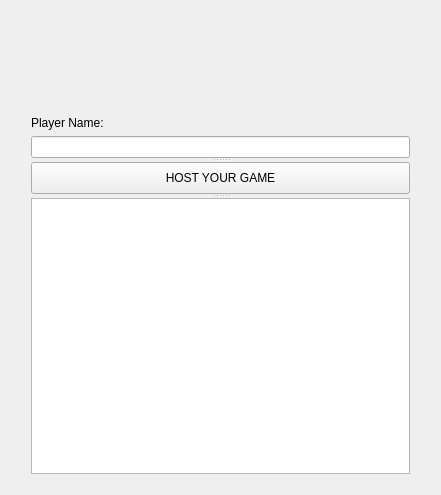
Above: task4/ui/client.ui from JsJustS/22202-ROZHKOV-NETWORK before the change. Below: the same form after it.
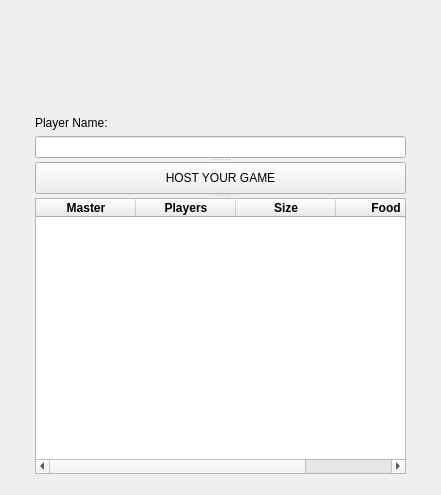
That is the form after the change. Icons and pictures are not drawn.

What changed in the file:
```diff
--- a/task4/ui/client.ui
+++ b/task4/ui/client.ui
@@ -67,7 +67,7 @@
      <property name="orientation">
       <enum>Qt::Vertical</enum>
      </property>
-     <widget class="QWidget" name="">
+     <widget class="QWidget" name="layoutWidget">
       <layout class="QVBoxLayout" name="verticalLayout_2">
        <item>
         <widget class="QLabel" name="gameLabel">
@@ -131,7 +131,69 @@
        <string>HOST YOUR GAME</string>
       </property>
      </widget>
-     <widget class="QTableWidget" name="avaliableGamesTable"/>
+     <widget class="QTableWidget" name="avaliableGamesTable">
+      <property name="maximumSize">
+       <size>
+        <width>371</width>
+        <height>16777215</height>
+       </size>
+      </property>
+      <property name="sizeAdjustPolicy">
+       <enum>QAbstractScrollArea::AdjustIgnored</enum>
+      </property>
+      <property name="editTriggers">
+       <set>QAbstractItemView::NoEditTriggers</set>
+      </property>
+      <property name="columnCount">
+       <number>4</number>
+      </property>
+      <attribute name="horizontalHeaderMinimumSectionSize">
+       <number>4</number>
+      </attribute>
+      <attribute name="verticalHeaderVisible">
+       <bool>false</bool>
+      </attribute>
+      <column>
+       <property name="text">
+        <string>Master</string>
+       </property>
+       <property name="font">
+        <font>
+         <bold>true</bold>
+        </font>
+       </property>
+      </column>
+      <column>
+       <property name="text">
+        <string>Players</string>
+       </property>
+       <property name="font">
+        <font>
+         <bold>true</bold>
+        </font>
+       </property>
+      </column>
+      <column>
+       <property name="text">
+        <string>Size</string>
+       </property>
+       <property name="font">
+        <font>
+         <bold>true</bold>
+        </font>
+       </property>
+      </column>
+      <column>
+       <property name="text">
+        <string>Food</string>
+       </property>
+       <property name="font">
+        <font>
+         <bold>true</bold>
+        </font>
+       </property>
+      </column>
+     </widget>
     </widget>
    </item>
   </layout>
```
